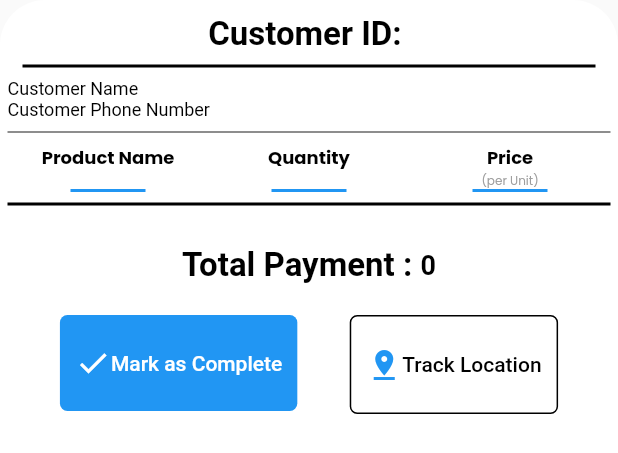
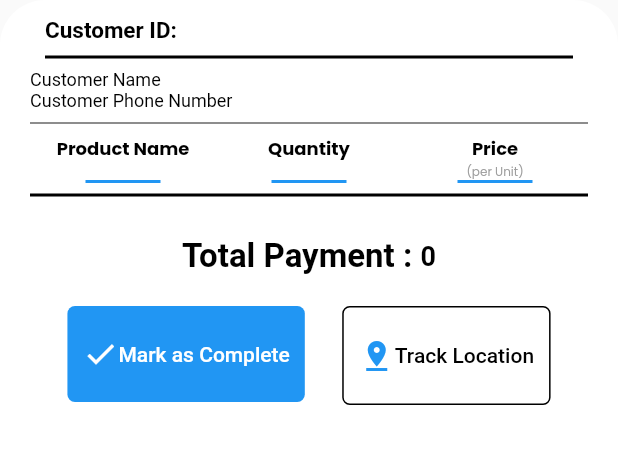
Before and after one commit to UmairAhmed-Native/homeServiceRider, a Flutter app: the OdBody widget shown alone on an empty page, opened directly with empty values, on a phone screen of 412 x 824 dp. Shown: the top 453 px of the screen. Run offline on Flutter 3.47's test engine with Material 3 defaults, Android fonts, the phone set to English and light mode, and no system bars; our stand-ins replace animated_splash_screen, connectivity_plus, fluttertoast, geolocator, google_fonts and 2 more; missing offline and left inert: dart:ffi; accounts and stored records are empty; network calls fail.

Commit message:
diver App completed

```diff
--- a/lib/main.dart
+++ b/lib/main.dart
@@ -48,7 +48,7 @@ class MyApp extends StatelessWidget {
   Widget _navigateHandler() {
     if (user != null) {
       if (user?.email != null) {
-        if (orderStatus == "Start") {
+        if (orderStatus == "Processing") {
           return OrderDetail(orderId: orderId);
         } else {
           return Dashboard();
--- a/lib/screens/OrderDetail/OrderDetail.dart
+++ b/lib/screens/OrderDetail/OrderDetail.dart
@@ -38,7 +38,7 @@ class _OrderDetailState extends State<OrderDetail> {
   void initState() {
     super.initState();
     isLoading = false;
-    timer = Timer.periodic(const Duration(seconds: 15),
+    timer = Timer.periodic(const Duration(minutes: 5),
         (Timer t) => _updateDriverLocation(driverId));
   }
 
@@ -98,7 +98,7 @@ class _OrderDetailState extends State<OrderDetail> {
       };
       var request = http.put(Uri.parse(Url.updateOrder + id),
           body: jsonEncode(<String, String>{
-            "status": "Completed",
+            "status": "Delivered",
           }),
           headers: headers);
 
@@ -108,7 +108,7 @@ class _OrderDetailState extends State<OrderDetail> {
           isLoading = false;
         });
         print("Order Update${response.body}");
-        SharedPreferencesManager.setOrderStatus("Completed");
+        SharedPreferencesManager.setOrderStatus("Delivered");
         SharedPreferencesManager.setOrderId("");
 
         return true;
--- a/lib/screens/dashboard/Dashboard.dart
+++ b/lib/screens/dashboard/Dashboard.dart
@@ -21,9 +21,7 @@ class Dashboard extends StatelessWidget {
             leading: IconButton(
               icon: CircleAvatar(
                 backgroundColor: Colors.white,
-                child: Image.asset(
-                  "images/logo.png",
-                ),
+                child: Icon(Icons.person_pin),
               ),
               onPressed: () => {pushName(context, ProfileScreen())},
             ),
--- a/lib/ui_widgets/OrderDetailWidgets/od_body.dart
+++ b/lib/ui_widgets/OrderDetailWidgets/od_body.dart
@@ -1,3 +1,4 @@
+import 'package:flutter/cupertino.dart';
 import 'package:flutter/material.dart';
 import 'package:home_water_service_rider/model/Orders.dart';
 import 'package:home_water_service_rider/ui_widgets/delivery_detail/od_delivery_details.dart';
@@ -13,8 +14,8 @@ Widget OdBody(BuildContext context, Orders orderDetail, openMapDirection,markAsC
       child: Container(
         padding: EdgeInsets.only(
             top: 10,
-            left: 5,
-            right: 5,
+            left: 20,
+            right: 20,
             bottom: MediaQuery.of(context).viewInsets.bottom),
         height: MediaQuery.of(context).size.height,
         width: MediaQuery.of(context).size.width,
@@ -32,17 +33,22 @@ Widget OdBody(BuildContext context, Orders orderDetail, openMapDirection,markAsC
                   crossAxisAlignment: CrossAxisAlignment.center,
                   mainAxisAlignment: MainAxisAlignment.center,
                   children: [
-                    Text(
-                      "Customer ID: ",
-                      style: boldTextStyle(
-                        color: Colors.black,
-                        size: 22,
+                    Expanded(
+                      child: Padding(
+                        padding: const EdgeInsets.symmetric(horizontal: 10.0),
+                        child: Text(
+                          "Customer ID: ",
+                          style: boldTextStyle(
+                            color: Colors.black,
+                            size: 15,
+                          ),
+                        ),
                       ),
                     ),
                     Text("${orderDetail.userId?.id}",
                         style: boldTextStyle(
                           color: Colors.black,
-                          size: 18,
+                          size: 17,
                         ))
                   ],
                 ),
--- a/pubspec.yaml
+++ b/pubspec.yaml
@@ -19,7 +19,7 @@ publish_to: 'none' # Remove this line if you wish to publish to pub.dev
 version: 1.0.0+1
 
 environment:
-  sdk: '>=3.3.3 <4.0.0'
+  sdk: '>=3.3.0 <4.0.0'
 
 # Dependencies specify other packages that your package needs in order to work.
 # To automatically upgrade your package dependencies to the latest versions
```
Also changed, not shown: lib/screens/dashboard/OrderList/OrderList.dart (+6 -4 lines), lib/ui_widgets/OrderDetailWidgets/od_header.dart (+10 -1 lines), pubspec.lock, 1 other file.
